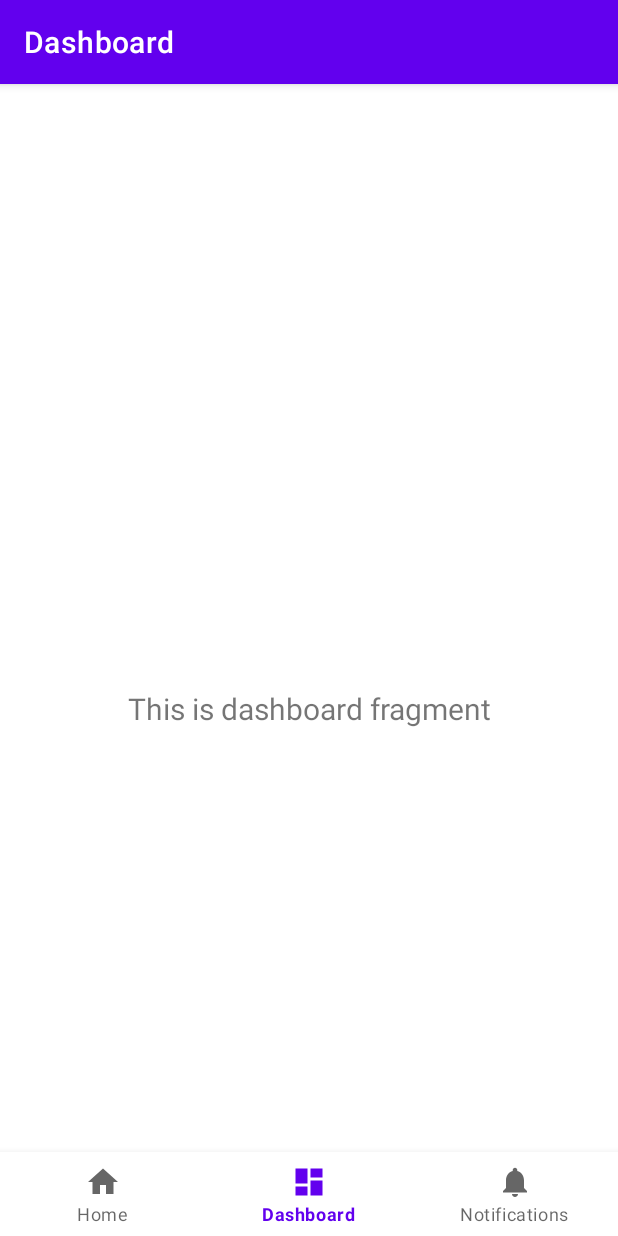
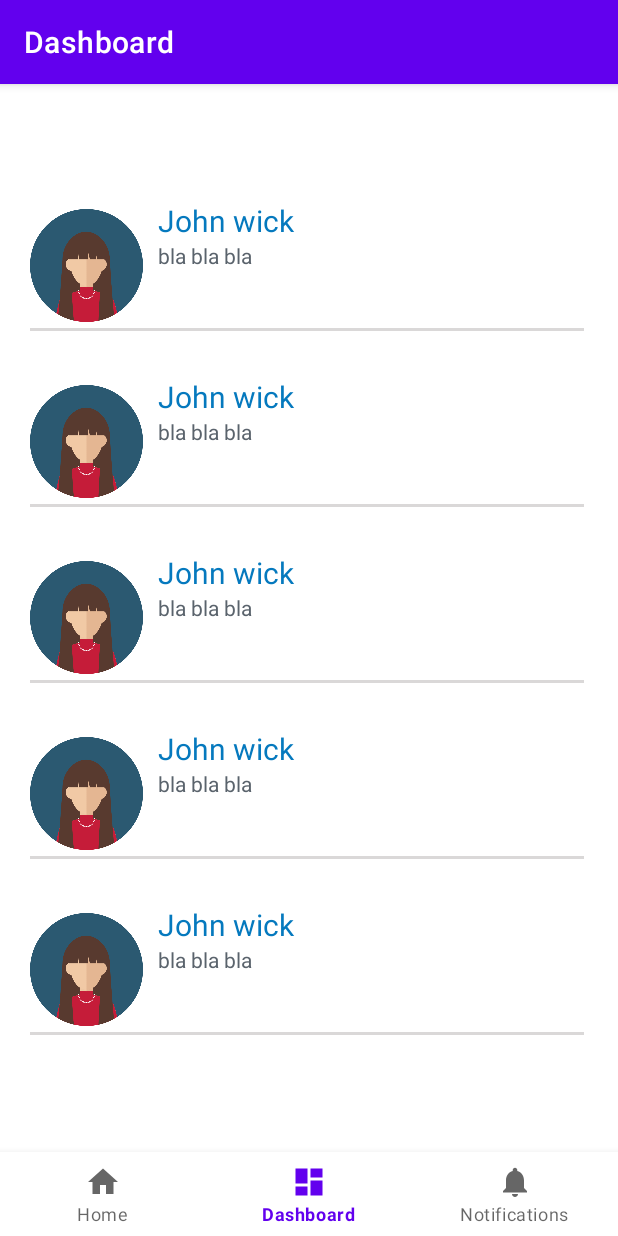
Before and after one commit to lorenzoSpizzuoco/NovApp, an Android app: the DashboardFragment screen opened through its navigation route, on a phone screen of 412 x 824 dp. Run offline under Robolectric (Android 15) with nearby library versions, the phone set to English and light mode, and no system bars; our stand-ins replace navigation-ui.

Commit message:
base for aviable course list

```diff
--- a/app/build.gradle.kts
+++ b/app/build.gradle.kts
@@ -46,4 +46,5 @@
     testImplementation("junit:junit:4.13.2")
     androidTestImplementation("androidx.test.ext:junit:1.1.5")
     androidTestImplementation("androidx.test.espresso:espresso-core:3.5.1")
+    implementation ("androidx.cardview:cardview:1.0.0")
 }
--- /dev/null
+++ b/app/src/main/java/com/example/novapp2/Course.java
@@ -0,0 +1,41 @@
+package com.example.novapp2;
+
+public class Course {
+
+    private String title;
+
+    private String desc;
+
+    private int img;
+
+
+    public Course(String title, String desc, int img) {
+        this.title = title;
+        this.desc = desc;
+        this.img = img;
+    }
+
+    public String getTitle() {
+        return title;
+    }
+
+    public void setTitle(String title) {
+        this.title = title;
+    }
+
+    public String getDesc() {
+        return desc;
+    }
+
+    public void setDesc(String desc) {
+        this.desc = desc;
+    }
+
+    public int getImg() {
+        return img;
+    }
+
+    public void setImg(int img) {
+        this.img = img;
+    }
+}
--- /dev/null
+++ b/app/src/main/java/com/example/novapp2/CourseAdapter.java
@@ -0,0 +1,43 @@
+package com.example.novapp2;
+
+import android.content.Context;
+import android.view.LayoutInflater;
+import android.view.ViewGroup;
+
+import androidx.annotation.NonNull;
+import androidx.recyclerview.widget.RecyclerView;
+
+import com.example.novapp2.Course;
+import com.example.novapp2.CourseViewHolder;
+import com.example.novapp2.R;
+
+import java.util.List;
+
+public class CourseAdapter extends RecyclerView.Adapter<CourseViewHolder> {
+
+    Context context;
+    List<Course> courseList;
+
+    public CourseAdapter(Context context, List<Course> courseList){
+        this.courseList = courseList;
+        this.context = context;
+    }
+
+    @NonNull
+    @Override
+    public CourseViewHolder onCreateViewHolder(@NonNull ViewGroup parent, int viewType) {
+        return new CourseViewHolder(LayoutInflater.from(context).inflate(R.layout.course_view, parent, false));
+    }
+
+    @Override
+    public void onBindViewHolder(@NonNull CourseViewHolder holder, int position) {
+        holder.titleView.setText(courseList.get(position).getTitle());
+        holder.descView.setText(courseList.get(position).getDesc());
+        holder.imageView.setImageResource(courseList.get(position).getImg());
+    }
+
+    @Override
+    public int getItemCount() {
+        return courseList.size();
+    }
+}
--- /dev/null
+++ b/app/src/main/java/com/example/novapp2/CourseViewHolder.java
@@ -0,0 +1,22 @@
+package com.example.novapp2;
+
+import android.view.View;
+import android.widget.ImageView;
+import android.widget.TextView;
+
+import androidx.annotation.NonNull;
+import androidx.recyclerview.widget.RecyclerView;
+
+
+public class CourseViewHolder extends RecyclerView.ViewHolder {
+
+    public ImageView imageView;
+    public TextView titleView;
+    public TextView descView;
+    public CourseViewHolder(@NonNull View itemView) {
+        super(itemView);
+        imageView = itemView.findViewById(R.id.imageview);
+        titleView = itemView.findViewById(R.id.title);
+        descView = itemView.findViewById(R.id.desc);
+    }
+}
--- a/app/src/main/java/com/example/novapp2/ui/dashboard/DashboardFragment.java
+++ b/app/src/main/java/com/example/novapp2/ui/dashboard/DashboardFragment.java
@@ -9,8 +9,16 @@
 import androidx.annotation.NonNull;
 import androidx.fragment.app.Fragment;
 import androidx.lifecycle.ViewModelProvider;
+import androidx.recyclerview.widget.LinearLayoutManager;
+import androidx.recyclerview.widget.RecyclerView;
 
+import com.example.novapp2.Course;
+import com.example.novapp2.CourseAdapter;
+import com.example.novapp2.R;
 import com.example.novapp2.databinding.FragmentDashboardBinding;
+
+import java.util.ArrayList;
+import java.util.List;
 
 public class DashboardFragment extends Fragment {
 
@@ -24,8 +32,20 @@
         binding = FragmentDashboardBinding.inflate(inflater, container, false);
         View root = binding.getRoot();
 
-        final TextView textView = binding.textDashboard;
-        dashboardViewModel.getText().observe(getViewLifecycleOwner(), textView::setText);
+        // Ottieni un riferimento al RecyclerView dal file layout XML
+        RecyclerView courseView = root.findViewById(R.id.courseView);
+
+        List<Course> courseList = new ArrayList<Course>();
+        courseList.add(new Course("John wick","bla bla bla", R.drawable.a));
+        courseList.add(new Course("John wick","bla bla bla", R.drawable.a));
+        courseList.add(new Course("John wick","bla bla bla", R.drawable.a));
+        courseList.add(new Course("John wick","bla bla bla", R.drawable.a));
+        courseList.add(new Course("John wick","bla bla bla", R.drawable.a));
+
+        // Configura il LinearLayoutManager e l'Adapter per il RecyclerView
+        courseView.setLayoutManager(new LinearLayoutManager(requireContext()));
+        courseView.setAdapter(new CourseAdapter(requireContext(), courseList));
+
         return root;
     }
 
--- a/app/src/main/res/layout/activity_main.xml
+++ b/app/src/main/res/layout/activity_main.xml
@@ -1,6 +1,7 @@
 <?xml version="1.0" encoding="utf-8"?>
 <androidx.constraintlayout.widget.ConstraintLayout xmlns:android="http://schemas.android.com/apk/res/android"
     xmlns:app="http://schemas.android.com/apk/res-auto"
+    xmlns:tools="http://schemas.android.com/tools"
     android:id="@+id/container"
     android:layout_width="match_parent"
     android:layout_height="match_parent"
@@ -21,8 +22,8 @@
     <fragment
         android:id="@+id/nav_host_fragment_activity_main"
         android:name="androidx.navigation.fragment.NavHostFragment"
-        android:layout_width="match_parent"
-        android:layout_height="match_parent"
+        android:layout_width="414dp"
+        android:layout_height="675dp"
         app:defaultNavHost="true"
         app:layout_constraintBottom_toTopOf="@id/nav_view"
         app:layout_constraintLeft_toLeftOf="parent"
--- /dev/null
+++ b/app/src/main/res/layout/course_view.xml
@@ -0,0 +1,42 @@
+<?xml version="1.0" encoding="utf-8"?>
+<RelativeLayout xmlns:android="http://schemas.android.com/apk/res/android"
+    xmlns:tools="http://schemas.android.com/tools"
+    android:layout_width="match_parent"
+    android:layout_height="wrap_content"
+    android:layout_marginTop="10dp"
+    android:padding="10dp">
+
+    <ImageView
+        android:id="@+id/imageview"
+        android:layout_width="75dp"
+        android:layout_height="75dp"
+        android:layout_centerVertical="true"
+        android:layout_marginRight="10dp" />
+
+    <TextView
+        android:id="@+id/title"
+        android:layout_width="match_parent"
+        android:layout_height="wrap_content"
+        android:layout_toEndOf="@id/imageview"
+        android:textColor="@color/main_blue"
+        android:textSize="20dp"
+        tools:text="Title" />
+
+    <TextView
+        android:id="@+id/desc"
+        android:layout_width="match_parent"
+        android:layout_height="wrap_content"
+        android:layout_below="@id/title"
+        android:layout_toEndOf="@id/imageview"
+        android:textColor="@color/main_grey"
+        tools:text="Desc" />
+
+    <LinearLayout
+        android:layout_width="match_parent"
+        android:layout_height="2dp"
+        android:layout_below="@id/imageview"
+        android:layout_marginTop="10dp"
+        android:background="#DAD8D8" />
+
+
+</RelativeLayout>
--- a/app/src/main/res/layout/fragment_dashboard.xml
+++ b/app/src/main/res/layout/fragment_dashboard.xml
@@ -6,17 +6,12 @@
     android:layout_height="match_parent"
     tools:context=".ui.dashboard.DashboardFragment">
 
-    <TextView
-        android:id="@+id/text_dashboard"
-        android:layout_width="match_parent"
-        android:layout_height="wrap_content"
-        android:layout_marginStart="8dp"
-        android:layout_marginTop="8dp"
-        android:layout_marginEnd="8dp"
-        android:textAlignment="center"
-        android:textSize="20sp"
-        app:layout_constraintBottom_toBottomOf="parent"
-        app:layout_constraintEnd_toEndOf="parent"
-        app:layout_constraintStart_toStartOf="parent"
-        app:layout_constraintTop_toTopOf="parent" />
+    <androidx.recyclerview.widget.RecyclerView
+        android:id="@+id/courseView"
+        android:layout_width="409dp"
+        android:layout_height="729dp"
+        android:padding="10dp"
+        tools:ignore="MissingConstraints"
+        tools:layout_editor_absoluteX="1dp"
+        tools:layout_editor_absoluteY="1dp" />
 </androidx.constraintlayout.widget.ConstraintLayout>
```
Also changed, not shown: app/src/main/res/drawable/a.png (added), 1 other file.
